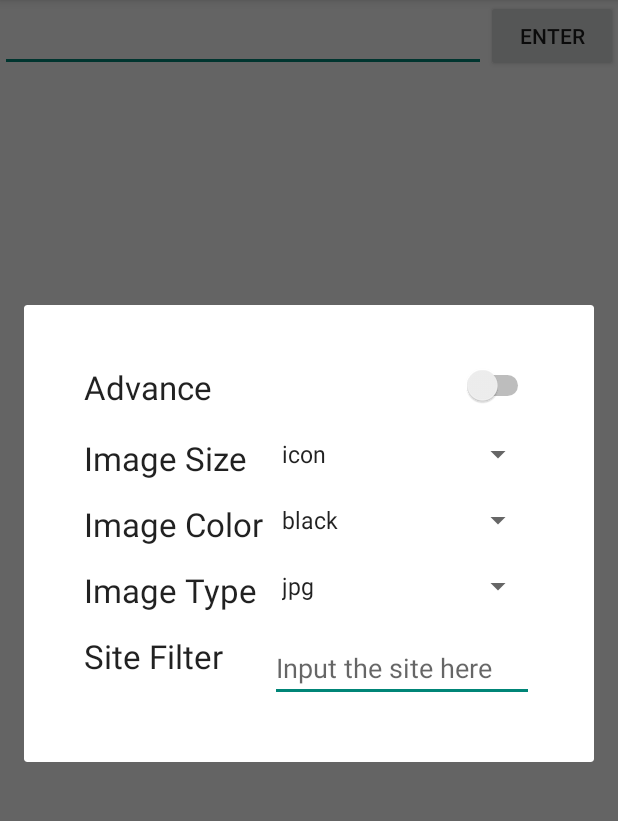
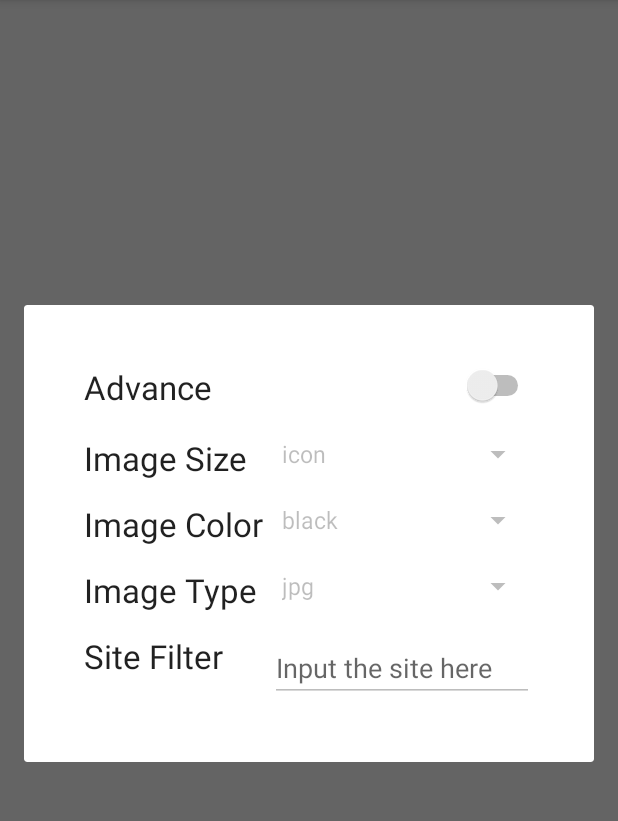
Before and after one commit to qqibrow/ImageSearch, an Android app: the screen it shows after launch (ImagesActivity), after a tap on "Settings", on a phone screen of 412 x 824 dp, the part 84-905 px from its top. Run offline under Robolectric (Android 15) with nearby library versions, the phone set to English and light mode, and no system bars; our stand-ins replace Picasso; libraries missing offline, so code that uses them is left out: com.etsy.android, com.loopj.android; plain views replace StaggeredGridView; pictures from the network do not load; 4 statements that could not run were skipped.

```diff
--- a/app/src/main/java/com/lniu/gridimagesearch/activities/ImagesActivity.java
+++ b/app/src/main/java/com/lniu/gridimagesearch/activities/ImagesActivity.java
@@ -10,6 +10,7 @@ import android.view.Menu;
 import android.view.MenuInflater;
 import android.view.MenuItem;
 import android.view.View;
+import android.view.inputmethod.InputMethodManager;
 import android.widget.AdapterView;
 import android.widget.Toast;
 
@@ -113,16 +114,28 @@ public class ImagesActivity extends ActionBarActivity {
         // Inflate the menu; this adds items to the action bar if it is present.
         //getMenuInflater().inflate(R.menu.menu_images, menu);
         //return true;
-        MenuInflater inflater = getMenuInflater();
+        final MenuInflater inflater = getMenuInflater();
         inflater.inflate(R.menu.menu_images, menu);
-        MenuItem searchItem = menu.findItem(R.id.action_search);
+        final MenuItem searchItem = menu.findItem(R.id.action_search);
         searchView = (SearchView) MenuItemCompat.getActionView(searchItem);
+        searchView.setOnQueryTextFocusChangeListener(new View.OnFocusChangeListener() {
+            @Override
+            public void onFocusChange(View view, boolean queryTextFocused) {
+                if(!queryTextFocused) {
+                    searchItem.collapseActionView();
+                    searchView.setQuery("", false);
+                }
+            }
+        });
         searchView.setOnQueryTextListener(new SearchView.OnQueryTextListener() {
             @Override
             public boolean onQueryTextSubmit(String query) {
                 // perform query here
                 aImagesAdapter.clear();
                 ImagesActivity.this.query = query;
+                InputMethodManager imm = (InputMethodManager)getSystemService(
+                        ImagesActivity.this.INPUT_METHOD_SERVICE);
+                imm.hideSoftInputFromWindow(searchView.getWindowToken(), 0);
                 loadMore(0);
                 return true;
             }
--- a/app/src/main/java/com/lniu/gridimagesearch/dialogs/SettingsDialog.java
+++ b/app/src/main/java/com/lniu/gridimagesearch/dialogs/SettingsDialog.java
@@ -6,6 +6,7 @@ import android.view.LayoutInflater;
 import android.view.View;
 import android.view.ViewGroup;
 import android.view.WindowManager;
+import android.widget.CompoundButton;
 import android.widget.EditText;
 import android.widget.Spinner;
 import android.widget.Switch;
@@ -44,11 +45,27 @@ public class SettingsDialog extends DialogFragment {
         spnerType = (Spinner) view.findViewById(R.id.spnerType);
         spnerSize = (Spinner) view.findViewById(R.id.spnerSize);
         etSite = (EditText)view.findViewById(R.id.etSite);
+
         on = (Switch)view.findViewById(R.id.switch1);
-        if(Settings.Instance().On())
-            on.setChecked(true);
+        boolean filterOn = Settings.Instance().On();
+        on.setChecked(filterOn);
+        setEnabledWidgets(filterOn);
         getDialog().setTitle("Advanced Filters");
+
+        on.setOnCheckedChangeListener(new CompoundButton.OnCheckedChangeListener() {
+            @Override
+            public void onCheckedChanged(CompoundButton buttonView, boolean isChecked) {
+                setEnabledWidgets(isChecked);
+            }
+        });
         return view;
+    }
+
+    private void setEnabledWidgets(boolean flag) {
+        spnerColor.setEnabled(flag);
+        spnerType.setEnabled(flag);
+        spnerSize.setEnabled(flag);
+        etSite.setEnabled(flag);
     }
 
     @Override
--- a/app/src/main/res/layout/activity_images.xml
+++ b/app/src/main/res/layout/activity_images.xml
@@ -5,34 +5,12 @@
     android:layout_height="match_parent"
     tools:context=".ImagesActivity">
 
-    <Button
-        android:layout_width="wrap_content"
-        android:layout_height="wrap_content"
-        android:text="Enter"
-        android:onClick="onImageSearch"
-        android:id="@+id/btEnter"
-        android:layout_alignParentTop="true"
-        android:layout_alignParentRight="true"
-        android:layout_alignParentEnd="true" />
-
-    <EditText
-        android:layout_width="wrap_content"
-        android:layout_height="wrap_content"
-        android:id="@+id/etInput"
-        android:layout_alignParentTop="true"
-        android:layout_alignParentLeft="true"
-        android:layout_alignParentStart="true"
-        android:layout_toLeftOf="@+id/btEnter"
-        android:layout_toStartOf="@+id/btEnter"
-        android:layout_alignBottom="@+id/btEnter" />
-
     <com.etsy.android.grid.StaggeredGridView
-        android:layout_width="wrap_content"
+        android:layout_width="fill_parent"
         android:layout_height="wrap_content"
         android:id="@+id/gvResults"
         app:item_margin="5dp"
         grid_paddingBottom="5dp"
-        android:layout_below="@+id/etInput"
         android:layout_alignParentLeft="true"
         android:layout_alignParentStart="true"
         android:layout_alignParentBottom="true"
```
